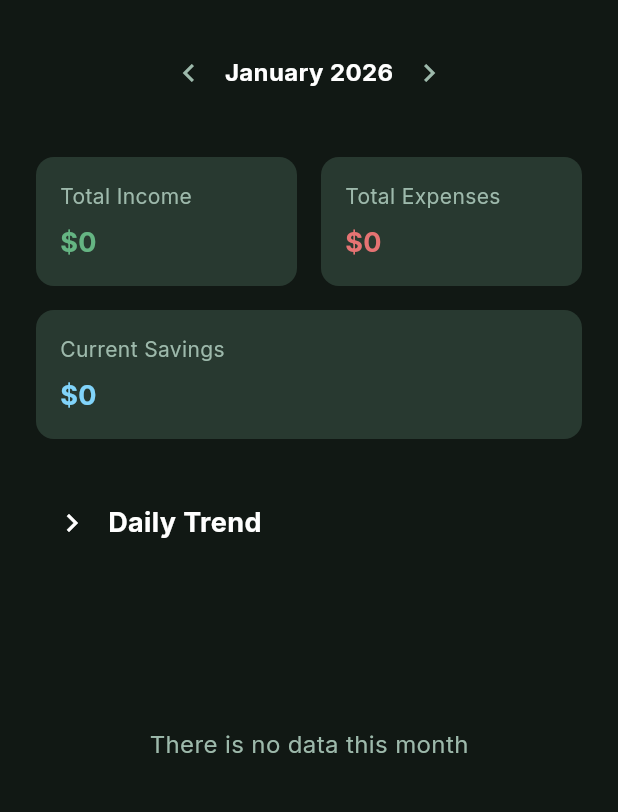
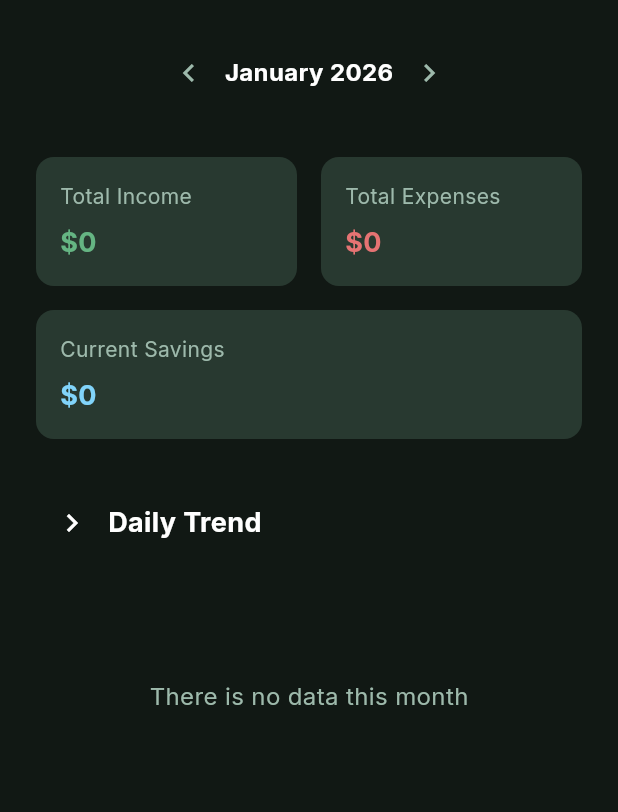
Before and after one commit to OmarAdel10/budget_wise, a Flutter app: the StatisticsScreen screen opened directly, after a tap on the "chevron left" icon, after a tap on the "chevron right" icon, after a tap on the "expand more" icon, on a phone screen of 412 x 824 dp, the part 59-871 px from its top. Run offline on Flutter 3.47's test engine with Material 3 defaults, Android fonts, the phone set to English and light mode, and no system bars; our stand-ins replace cloud_firestore, dotted_border, equatable, firebase_auth, firebase_core, flutter_bloc and 10 more; missing offline and left inert: string_similarity; accounts and stored records are empty.

Commit message:
🐞 fix(statistics): resolve pie chart layout crash
- Resolve RenderBox.size assertion error by providing sufficient vertical space.
- Increase chart container height to 250px and reduce pie radius to 60%.
- Enable LabelIntersectAction.shift to prevent layout overflows from outside labels.
- Implement dynamic color palette selection based on income/expense toggle.

```diff
--- a/lib/statistics/view/screens/statistics_screen.dart
+++ b/lib/statistics/view/screens/statistics_screen.dart
@@ -295,7 +295,7 @@ class _StatisticsScreenState extends State<StatisticsScreen> {
                                   )
                                 : const SizedBox.shrink(),
                           ),
-                          const SizedBox(height: AppSpacing.xl),
+                          _isTrendExpanded ? const SizedBox(height: AppSpacing.xl) : const SizedBox.shrink(),
 
                           if (!hasData)
                             Padding(
@@ -376,7 +376,7 @@ class _StatisticsScreenState extends State<StatisticsScreen> {
                               const SizedBox(height: AppSpacing.md),
                               // Category Chart
                               Container(
-                                height: MediaQuery.sizeOf(context).height * 0.2,
+                                height: 250,
                                 decoration: BoxDecoration(
                                   color: AppColors.cardBackground,
                                   borderRadius: BorderRadius.circular(
@@ -384,9 +384,13 @@ class _StatisticsScreenState extends State<StatisticsScreen> {
                                   ),
                                 ),
                                 child: SfCircularChart(
-                                  palette: const [
-                                    Color(0xFF65B583),
-                                    Color(0xFFE57373),
+                                  palette: [
+                                    _showIncome
+                                        ? Color(0xFF65B583)
+                                        : Color(0xFFE57373),
+                                    !_showIncome
+                                        ? Color(0xFFE57373)
+                                        : Color(0xFF65B583),
                                     Color(0xFF81D4FA),
                                     Color(0xFFF48FB1),
                                     Color(0xFF80CBC4),
@@ -456,7 +460,7 @@ class _StatisticsScreenState extends State<StatisticsScreen> {
                                   ),
                                   series: <CircularSeries>[
                                     PieSeries<CategoriesWithSpending, String>(
-                                      radius: '70%',
+                                      radius: '60%',
                                       dataSource: breakdown,
                                       xValueMapper: (data, _) =>
                                           data.category.categoryTitle,
@@ -473,7 +477,7 @@ class _StatisticsScreenState extends State<StatisticsScreen> {
                                             ChartDataLabelPosition.outside,
                                         showZeroValue: false,
                                         labelIntersectAction:
-                                            LabelIntersectAction.none,
+                                            LabelIntersectAction.shift,
                                         connectorLineSettings:
                                             const ConnectorLineSettings(
                                               length: '20%',
```
